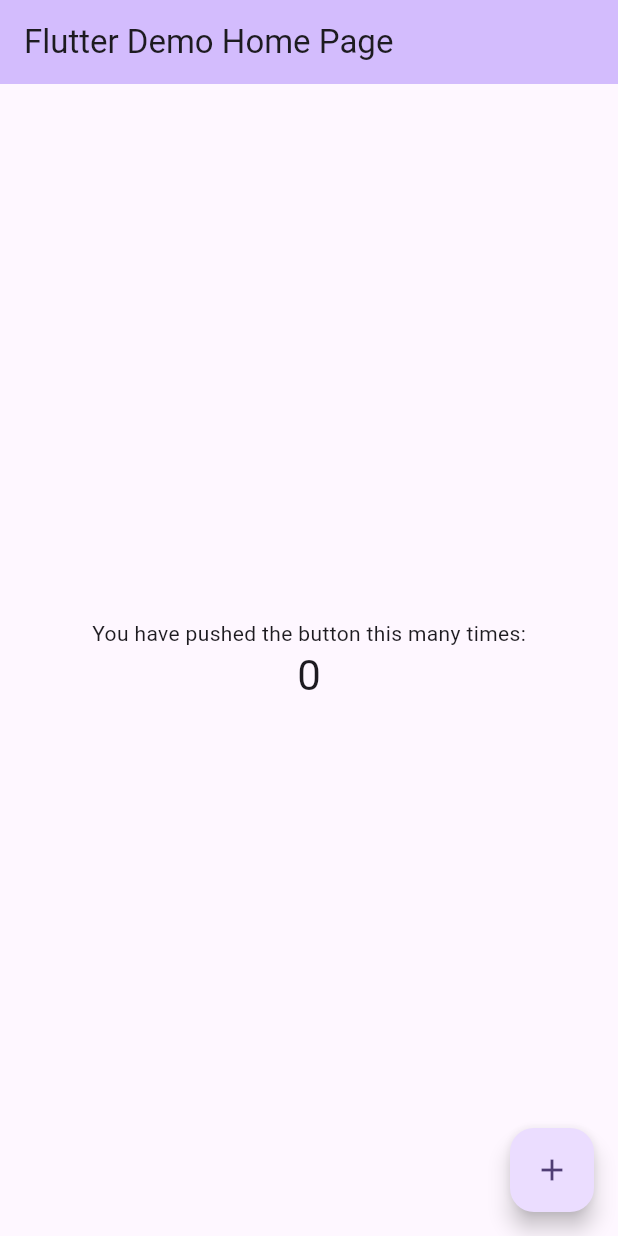
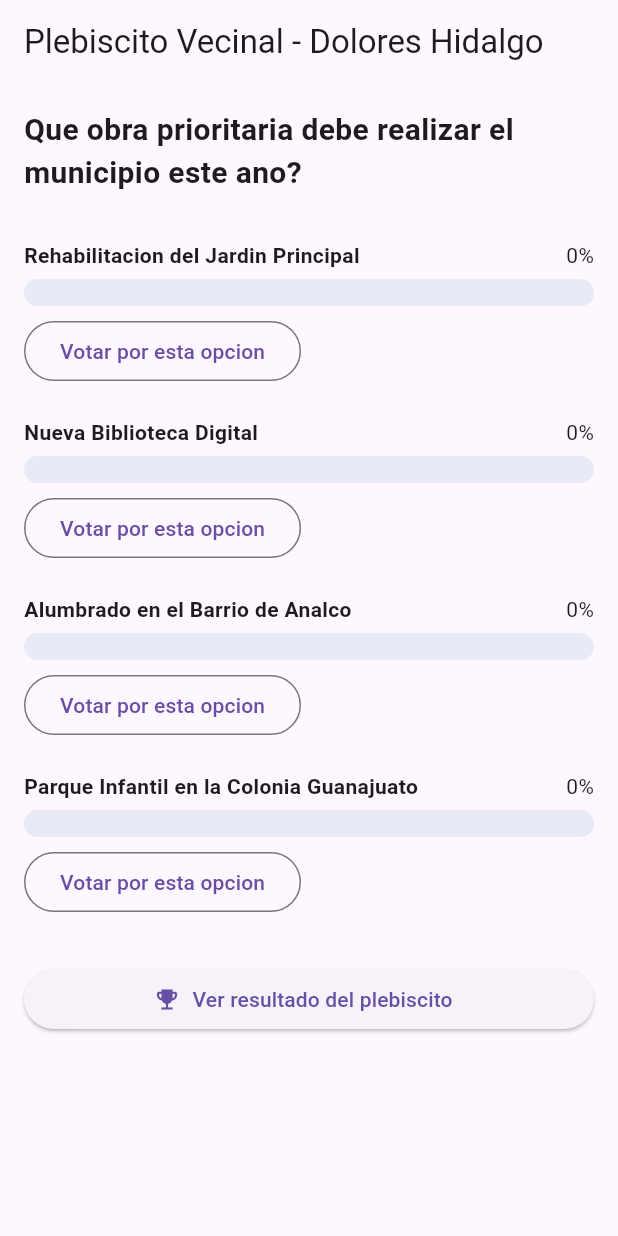
Before and after one commit to christiaaandiooor/vota_dolores_hidalgo, a Flutter app: the screen it shows after launch, on a phone screen of 412 x 824 dp. Run offline on Flutter 3.47's test engine with Material 3 defaults, Android fonts, the phone set to English and light mode, and no system bars.

Commit message:
feat: seccion 5, interfaz animada del manual
Co-Authored-By: Claude Opus 5.5 <noreply@anthropic.com>
Claude-Session: https://claude.ai/code/session_01WuLazq4Um3W23Yr7L8FxVz

```diff
--- a/lib/main.dart
+++ b/lib/main.dart
@@ -1,122 +1,16 @@
 import 'package:flutter/material.dart';
+import 'presentation/votacion_screen.dart';
 
-void main() {
-  runApp(const MyApp());
-}
+void main() => runApp(const VotaDoloresApp());
 
-class MyApp extends StatelessWidget {
-  const MyApp({super.key});
-
-  // This widget is the root of your application.
+class VotaDoloresApp extends StatelessWidget {
+  const VotaDoloresApp({super.key});
   @override
   Widget build(BuildContext context) {
     return MaterialApp(
-      title: 'Flutter Demo',
-      theme: ThemeData(
-        // This is the theme of your application.
-        //
-        // TRY THIS: Try running your application with "flutter run". You'll see
-        // the application has a purple toolbar. Then, without quitting the app,
-        // try changing the seedColor in the colorScheme below to Colors.green
-        // and then invoke "hot reload" (save your changes or press the "hot
-        // reload" button in a Flutter-supported IDE, or press "r" if you used
-        // the command line to start the app).
-        //
-        // Notice that the counter didn't reset back to zero; the application
-        // state is not lost during the reload. To reset the state, use hot
-        // restart instead.
-        //
-        // This works for code too, not just values: Most code changes can be
-        // tested with just a hot reload.
-        colorScheme: .fromSeed(seedColor: Colors.deepPurple),
-      ),
-      home: const MyHomePage(title: 'Flutter Demo Home Page'),
+      title: 'Vota Dolores Hidalgo',
+      theme: ThemeData(primarySwatch: Colors.indigo, useMaterial3: true),
+      home: const VotacionScreen(),
     );
   }
 }
-
-class MyHomePage extends StatefulWidget {
-  const MyHomePage({super.key, required this.title});
-
-  // This widget is the home page of your application. It is stateful, meaning
-  // that it has a State object (defined below) that contains fields that affect
-  // how it looks.
-
-  // This class is the configuration for the state. It holds the values (in this
-  // case the title) provided by the parent (in this case the App widget) and
-  // used by the build method of the State. Fields in a Widget subclass are
-  // always marked "final".
-
-  final String title;
-
-  @override
-  State<MyHomePage> createState() => _MyHomePageState();
-}
-
-class _MyHomePageState extends State<MyHomePage> {
-  int _counter = 0;
-
-  void _incrementCounter() {
-    setState(() {
-      // This call to setState tells the Flutter framework that something has
-      // changed in this State, which causes it to rerun the build method below
-      // so that the display can reflect the updated values. If we changed
-      // _counter without calling setState(), then the build method would not be
-      // called again, and so nothing would appear to happen.
-      _counter++;
-    });
-  }
-
-  @override
-  Widget build(BuildContext context) {
-    // This method is rerun every time setState is called, for instance as done
-    // by the _incrementCounter method above.
-    //
-    // The Flutter framework has been optimized to make rerunning build methods
-    // fast, so that you can just rebuild anything that needs updating rather
-    // than having to individually change instances of widgets.
-    return Scaffold(
-      appBar: AppBar(
-        // TRY THIS: Try changing the color here to a specific color (to
-        // Colors.amber, perhaps?) and trigger a hot reload to see the AppBar
-        // change color while the other colors stay the same.
-        backgroundColor: Theme.of(context).colorScheme.inversePrimary,
-        // Here we take the value from the MyHomePage object that was created by
-        // the App.build method, and use it to set our appbar title.
-        title: Text(widget.title),
-      ),
-      body: Center(
-        // Center is a layout widget. It takes a single child and positions it
-        // in the middle of the parent.
-        child: Column(
-          // Column is also a layout widget. It takes a list of children and
-          // arranges them vertically. By default, it sizes itself to fit its
-          // children horizontally, and tries to be as tall as its parent.
-          //
-          // Column has various properties to control how it sizes itself and
-          // how it positions its children. Here we use mainAxisAlignment to
-          // center the children vertically; the main axis here is the vertical
-          // axis because Columns are vertical (the cross axis would be
-          // horizontal).
-          //
-          // TRY THIS: Invoke "debug painting" (choose the "Toggle Debug Paint"
-          // action in the IDE, or press "p" in the console), to see the
-          // wireframe for each widget.
-          mainAxisAlignment: .center,
-          children: [
-            const Text('You have pushed the button this many times:'),
-            Text(
-              '$_counter',
-              style: Theme.of(context).textTheme.headlineMedium,
-            ),
-          ],
-        ),
-      ),
-      floatingActionButton: FloatingActionButton(
-        onPressed: _incrementCounter,
-        tooltip: 'Increment',
-        child: const Icon(Icons.add),
-      ),
-    );
-  }
-}
--- /dev/null
+++ b/lib/presentation/votacion_screen.dart
@@ -0,0 +1,171 @@
+import 'package:flutter/material.dart';
+import '../modelos/opcion_votacion.dart';
+import '../modelos/votacion.dart';
+import '../modelos/resultado_opcion.dart';
+import '../logica/resultado_voto.dart';
+import '../logica/servicio_votacion.dart';
+
+class VotacionScreen extends StatefulWidget {
+  const VotacionScreen({super.key});
+  @override
+  State<VotacionScreen> createState() => _VotacionScreenState();
+}
+
+class _VotacionScreenState extends State<VotacionScreen> {
+  late final Votacion _votacion;
+  late final ServicioVotacion _servicio;
+  bool _yaVote = false;
+  final String _idUsuario = 'invitado-' + DateTime.now().millisecondsSinceEpoch.toString();
+
+  @override
+  void initState() {
+    super.initState();
+    _votacion = Votacion(
+      pregunta: 'Que obra prioritaria debe realizar el municipio este ano?',
+      opciones: [
+        OpcionVotacion(id: 'jardin', texto: 'Rehabilitacion del Jardin Principal'),
+        OpcionVotacion(id: 'biblioteca', texto: 'Nueva Biblioteca Digital'),
+        OpcionVotacion(id: 'alumbrado', texto: 'Alumbrado en el Barrio de Analco'),
+        OpcionVotacion(id: 'parque', texto: 'Parque Infantil en la Colonia Guanajuato'),
+      ],
+      fechaCierre: DateTime.now().add(const Duration(days: 7)),
+    );
+    _servicio = ServicioVotacion(_votacion);
+  }
+
+  void _votar(String idOpcion) {
+    final resultado = _servicio.registrarVoto(idUsuario: _idUsuario, idOpcion: idOpcion);
+    if (resultado == ResultadoVoto.exitoso) {
+      setState(() => _yaVote = true);
+    } else if (resultado == ResultadoVoto.usuarioYaVoto) {
+      _mensaje('Ya registramos tu voto en este plebiscito.');
+    } else if (resultado == ResultadoVoto.votacionCerrada) {
+      _mensaje('Esta votacion ya cerro.');
+    }
+  }
+
+  void _mensaje(String texto) {
+    ScaffoldMessenger.of(context).showSnackBar(SnackBar(content: Text(texto)));
+  }
+
+  void _verGanador() {
+    final ganadores = _servicio.determinarGanador();
+    showGeneralDialog(
+      context: context,
+      barrierDismissible: true,
+      barrierLabel: 'ganador',
+      transitionDuration: const Duration(milliseconds: 450),
+      pageBuilder: (context, anim1, anim2) => const SizedBox.shrink(),
+      transitionBuilder: (context, anim1, anim2, child) {
+        return ScaleTransition(
+          scale: CurvedAnimation(parent: anim1, curve: Curves.elasticOut),
+          child: FadeTransition(
+            opacity: anim1,
+            child: AlertDialog(
+              title: const Text('Resultado del plebiscito'),
+              content: Text(
+                ganadores.length == 1
+                    ? 'La opcion ganadora es:\n\n' + ganadores.first.texto
+                    : 'Hay un empate entre:\n\n' + ganadores.map((g) => g.texto).join('\n'),
+                textAlign: TextAlign.center,
+              ),
+              actions: [
+                TextButton(onPressed: () => Navigator.pop(context), child: const Text('Cerrar')),
+              ],
+            ),
+          ),
+        );
+      },
+    );
+  }
+
+  @override
+  Widget build(BuildContext context) {
+    final resultados = _servicio.obtenerResultados();
+    return Scaffold(
+      appBar: AppBar(title: const Text('Plebiscito Vecinal - Dolores Hidalgo')),
+      body: ListView(
+        padding: const EdgeInsets.all(16),
+        children: [
+          Text(_votacion.pregunta, style: const TextStyle(fontSize: 20, fontWeight: FontWeight.bold)),
+          const SizedBox(height: 20),
+          ...resultados.map((r) => _BarraOpcion(
+                resultado: r,
+                puedeVotar: !_yaVote,
+                onVotar: () => _votar(r.opcion.id),
+              )),
+          const SizedBox(height: 20),
+          ElevatedButton.icon(
+            onPressed: _verGanador,
+            icon: const Icon(Icons.emoji_events),
+            label: const Text('Ver resultado del plebiscito'),
+          ),
+        ],
+      ),
+    );
+  }
+}
+
+class _BarraOpcion extends StatelessWidget {
+  final ResultadoOpcion resultado;
+  final bool puedeVotar;
+  final VoidCallback onVotar;
+  const _BarraOpcion({required this.resultado, required this.puedeVotar, required this.onVotar});
+
+  @override
+  Widget build(BuildContext context) {
+    return Padding(
+      padding: const EdgeInsets.symmetric(vertical: 10),
+      child: Column(
+        crossAxisAlignment: CrossAxisAlignment.start,
+        children: [
+          Row(
+            mainAxisAlignment: MainAxisAlignment.spaceBetween,
+            children: [
+              Expanded(child: Text(resultado.opcion.texto, style: const TextStyle(fontWeight: FontWeight.w600))),
+              TweenAnimationBuilder<double>(
+                tween: Tween(begin: 0, end: resultado.porcentaje),
+                duration: const Duration(milliseconds: 700),
+                curve: Curves.easeOutCubic,
+                builder: (context, valor, _) => Text(valor.toStringAsFixed(0) + '%'),
+              ),
+            ],
+          ),
+          const SizedBox(height: 6),
+          LayoutBuilder(
+            builder: (context, constraints) {
+              return Stack(
+                children: [
+                  Container(
+                    height: 18,
+                    width: constraints.maxWidth,
+                    decoration: BoxDecoration(
+                      color: Colors.indigo.shade50,
+                      borderRadius: BorderRadius.circular(9),
+                    ),
+                  ),
+                  TweenAnimationBuilder<double>(
+                    tween: Tween(begin: 0, end: resultado.porcentaje / 100),
+                    duration: const Duration(milliseconds: 700),
+                    curve: Curves.easeOutCubic,
+                    builder: (context, valor, _) => Container(
+                      height: 18,
+                      width: constraints.maxWidth * valor,
+                      decoration: BoxDecoration(
+                        color: Colors.indigo,
+                        borderRadius: BorderRadius.circular(9),
+                      ),
+                    ),
+                  ),
+                ],
+              );
+            },
+          ),
+          const SizedBox(height: 6),
+          if (puedeVotar)
+            OutlinedButton(onPressed: onVotar, child: const Text('Votar por esta opcion')),
+        ],
+      ),
+    );
+  }
+}
```
